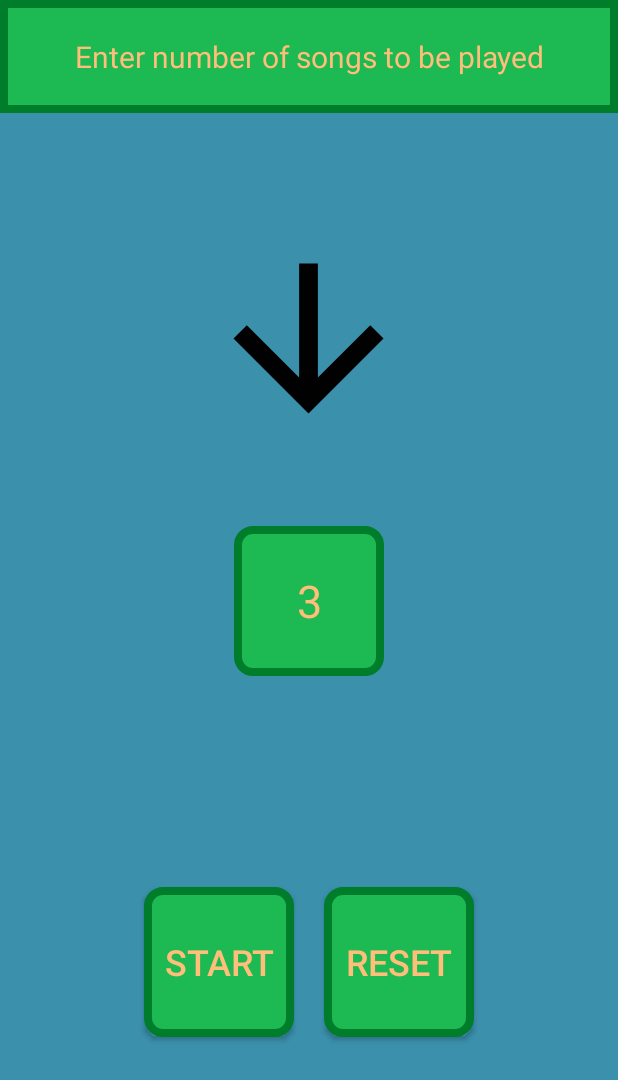
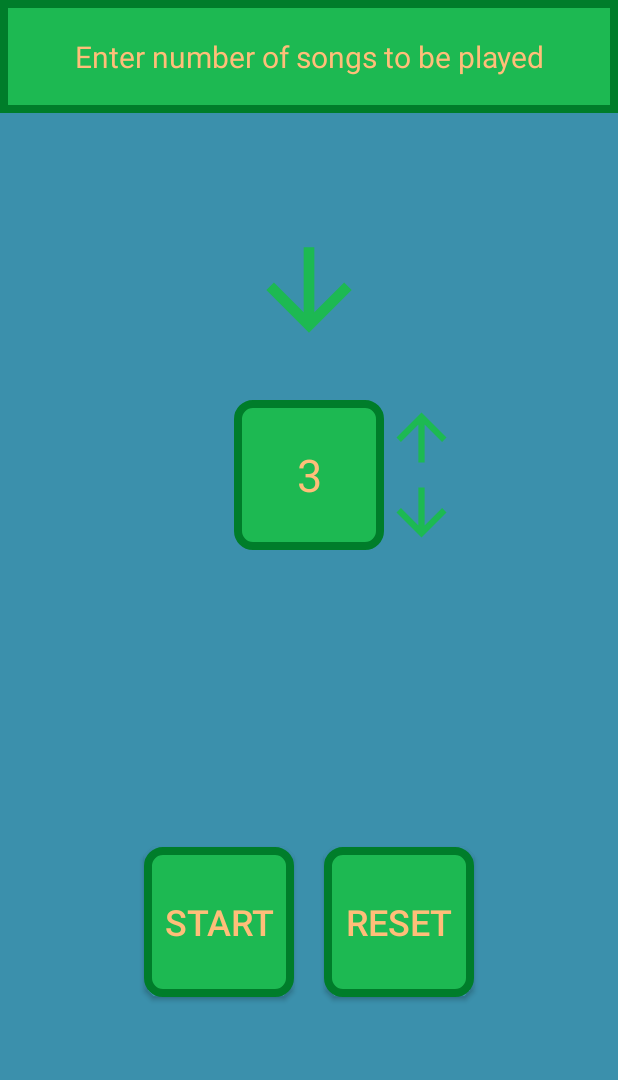
Before and after one commit to beld78/SpotifySleep, an Android app: the screen it shows after launch (MainActivity), on a phone screen of 412 x 824 dp. Shown: the top 1080 px of the screen. Run offline under Robolectric (Android 15) with nearby library versions, the phone set to English and light mode, and no system bars; libraries missing offline, so code that uses them is left out: com.spotify.android, com.spotify.protocol, com.spotify.sdk; 4 statements that could not run were skipped.

Commit message:
change implementation to use a background service

```diff
--- a/app/build.gradle
+++ b/app/build.gradle
@@ -14,8 +14,8 @@ android {
         applicationId "yee.fma.spotifysleep"
         minSdkVersion 15
         targetSdkVersion 28
-        versionCode 1
-        versionName "1.0"
+        versionCode 2
+        versionName "1.1"
         testInstrumentationRunner "androidx.test.runner.AndroidJUnitRunner"
         vectorDrawables.useSupportLibrary = true
         signingConfig signingConfigs.rel
--- a/app/src/main/java/yee/fma/spotifysleep/MainActivity.java
+++ b/app/src/main/java/yee/fma/spotifysleep/MainActivity.java
@@ -2,7 +2,6 @@ package yee.fma.spotifysleep;
 
 import android.content.Intent;
 import android.os.Bundle;
-import android.os.Handler;
 import android.view.View;
 import android.widget.Button;
 import android.widget.EditText;
@@ -10,6 +9,7 @@ import android.widget.TextView;
 
 import androidx.appcompat.app.AppCompatActivity;
 
+import com.google.gson.Gson;
 import com.spotify.android.appremote.api.ConnectionParams;
 import com.spotify.android.appremote.api.Connector;
 import com.spotify.android.appremote.api.PlayerApi;
@@ -32,45 +32,45 @@ public class MainActivity extends AppCompatActivity {
     // Request code will be used to verify if result comes from the login activity. Can be set to any integer.
     private static final int REQUEST_CODE = 1337;
     private Track curTrack;
-    private Handler mHandler;
     private int numSongs;
     private int counter;
-    private TextView textViewToChange;
-
-    private Track firstTrack;
+    Gson gson;
+    private TextView infoText;
+    private Button buttonUp;
+    private Button buttonDown;
 
     @Override
     protected void onCreate(Bundle savedInstanceState) {
         super.onCreate(savedInstanceState);
         setContentView(R.layout.activity_main);
+        gson = new Gson();
         button = findViewById(R.id.button);
         buttonReset = findViewById(R.id.buttonReset);
         mEdit = findViewById(R.id.editText);
-        textViewToChange = findViewById(R.id.textView);
-        mHandler = new Handler();
+        infoText = findViewById(R.id.textView);
+        buttonUp = findViewById(R.id.buttonUp);
+        buttonDown = findViewById(R.id.buttonDown);
+        buttonUp.setOnClickListener(new View.OnClickListener() {
+            @Override
+            public void onClick(final View v) {
+                int num = Integer.parseInt(mEdit.getText().toString()) + 1;
+                mEdit.setText(Integer.toString(num));
+            }
+        });
+        buttonDown.setOnClickListener(new View.OnClickListener() {
+            @Override
+            public void onClick(final View v) {
+                int num = Integer.parseInt(mEdit.getText().toString()) - 1;
+                if (num > 0) {
+                    mEdit.setText(Integer.toString(num));
+                } else {
+                    infoText.setText("Number of songs cannot be negative!");
+                }
+            }
+        });
     }
 
-    Runnable mRunnable = new Runnable() {
-        @Override
-        public void run() {
-            if (curTrack.name != firstTrack.name) {
-                counter++;
-            }
-            if (counter == numSongs) {
-                //sleep?
-                try {
-                    Thread.sleep(curTrack.duration);
-                } catch (InterruptedException e) {
 
-                } finally {
-                    mSpotifyAppRemote.getPlayerApi().pause();
-                    playerState.cancel();
-                }
-            } else if (counter < numSongs) {
-                mHandler.postDelayed(mRunnable, curTrack.duration);
-            }
-        }
-    };
 
     @Override
     protected void onStart() {
@@ -110,28 +110,32 @@ public class MainActivity extends AppCompatActivity {
 
                                         @Override
                                         public void onClick(final View v) {
-                                            textViewToChange.setText(
-                                                    "Successfully started!");
-
-                                            firstTrack = curTrack;
+                                            infoText.setText("Successfully started!");
                                             counter = 1;
                                             numSongs = Integer.parseInt(mEdit.getText().toString());
                                             PlayerApi playerApi = mSpotifyAppRemote.getPlayerApi();
                                             playerApi.seekTo(0);
                                             playerApi.resume();
-                                            startRepeatingTask();
+                                            Intent intent = new Intent(MainActivity.this, BackgroundService.class);
+                                            intent.putExtra("counter", counter);
+                                            intent.putExtra("numSongs", numSongs);
+                                            intent.putExtra("firstTrack", gson.toJson(curTrack, Track.class));
+                                            BackgroundService.mSpotifyAppRemote = mSpotifyAppRemote;
+
+                                            startService(intent);
                                         }
                                     });
                                     buttonReset.setOnClickListener(new View.OnClickListener() {
 
                                         @Override
                                         public void onClick(final View v) {
-                                            textViewToChange.setText(
-                                                    "Reset! Click Start to start again.");
-                                            mHandler.removeCallbacksAndMessages(mRunnable);
+                                            infoText.setText("Reset! Click Start to start again.");
+                                            Intent myService = new Intent(MainActivity.this, BackgroundService.class);
+                                            stopService(myService);
                                         }
                                     });
                                 }
+
                                 @Override
                                 public void onFailure(Throwable throwable) {
 
@@ -153,9 +157,6 @@ public class MainActivity extends AppCompatActivity {
         }
     }
 
-    private void startRepeatingTask() {
-        mRunnable.run();
-    }
 
     private void getCurrentTrack() {
         playerState = mSpotifyAppRemote.getPlayerApi().subscribeToPlayerState();
--- a/app/src/main/res/drawable/ic_arrow_downward_black_24dp.xml
+++ b/app/src/main/res/drawable/ic_arrow_downward_black_24dp.xml
@@ -5,5 +5,5 @@
         android:viewportHeight="24.0">
     <path
         android:pathData="M20,12l-1.41,-1.41L13,16.17V4h-2v12.17l-5.58,-5.59L4,12l8,8 8,-8z"
-        android:fillColor="#010101"/>
+        android:fillColor="@color/green" />
 </vector>
--- /dev/null
+++ b/app/src/main/res/drawable/ic_arrow_upward_black_24dp.xml
@@ -0,0 +1,9 @@
+<vector xmlns:android="http://schemas.android.com/apk/res/android"
+    android:width="24dp"
+    android:height="24dp"
+    android:viewportWidth="24.0"
+    android:viewportHeight="24.0">
+    <path
+        android:fillColor="@color/green"
+        android:pathData="M4,12l1.41,1.41L11,7.83V20h2V7.83l5.58,5.59L20,12l-8,-8 -8,8z" />
+</vector>
--- a/app/src/main/res/layout/activity_main.xml
+++ b/app/src/main/res/layout/activity_main.xml
@@ -28,16 +28,22 @@
 
         <ImageView
             android:id="@+id/imageView2"
-            android:layout_width="150dp"
-            android:layout_height="150dp"
+            android:layout_width="88dp"
+            android:layout_height="85dp"
             android:contentDescription="arrow facing downwards"
             app:srcCompat="@drawable/ic_arrow_downward_black_24dp" />
+
+        <LinearLayout
+            android:layout_width="match_parent"
+            android:layout_height="161dp"
+            android:gravity="center"
+            android:orientation="horizontal">
 
             <EditText
                 android:id="@+id/editText"
                 android:layout_width="100dp"
                 android:layout_height="100dp"
-            android:layout_marginTop="50dp"
+                android:layout_marginLeft="50dp"
                 android:background="@drawable/back"
                 android:ems="10"
                 android:gravity="center"
@@ -45,6 +51,27 @@
                 android:text="3"
                 android:textColor="@color/text"
                 android:textSize="30sp" />
+
+            <LinearLayout
+                android:layout_width="50dp"
+                android:layout_height="100dp"
+                android:gravity="center"
+                android:orientation="vertical">
+
+                <Button
+                    android:id="@+id/buttonUp"
+                    android:layout_width="50dp"
+                    android:layout_height="50dp"
+                    android:background="@drawable/ic_arrow_upward_black_24dp" />
+
+                <Button
+                    android:id="@+id/buttonDown"
+                    android:layout_width="50dp"
+                    android:layout_height="50dp"
+                    android:background="@drawable/ic_arrow_downward_black_24dp" />
+            </LinearLayout>
+
+        </LinearLayout>
 
         <LinearLayout
             android:layout_width="match_parent"
```
Also changed, not shown: app/src/main/AndroidManifest.xml (+5 -3 lines), app/src/main/java/yee/fma/spotifysleep/BackgroundService.java (added, +114 -0 lines). Lines whose indentation alone changed are shown as unchanged.
